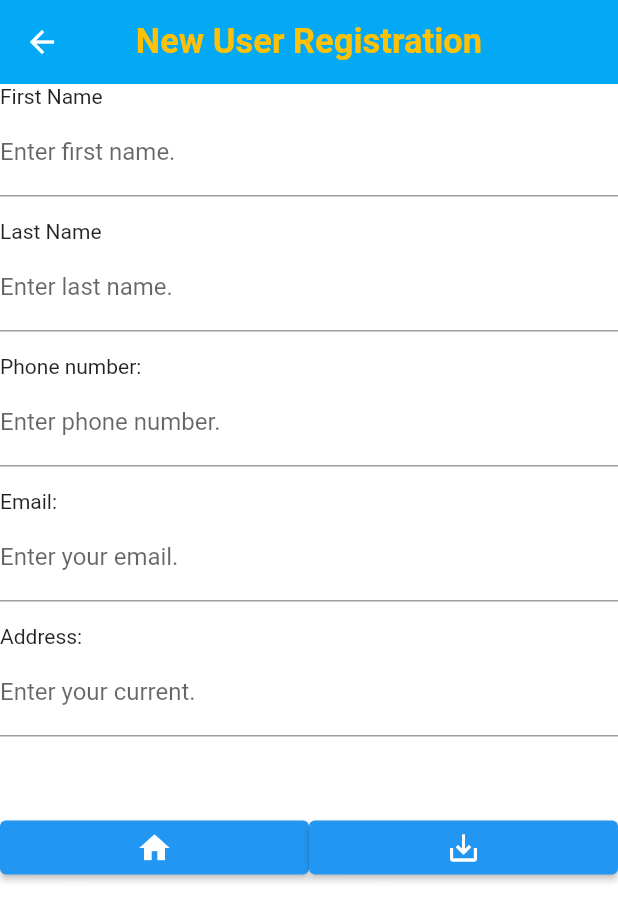
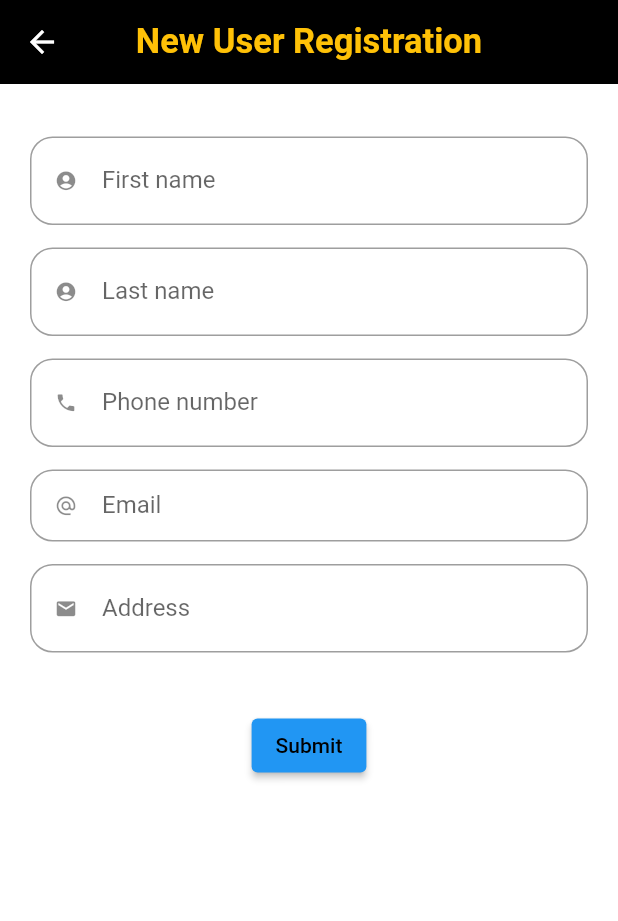
Before and after one commit to Verne-Ian/loanmanagerapp, a Flutter app: the screen it shows after launch, after a tap on "Sign Up", on a phone screen of 412 x 824 dp. Shown: the top 921 px of the screen. Run offline on Flutter 3.47's test engine with Material 2 defaults, Android fonts, the phone set to English and light mode, and no system bars.

Commit message:
Major updates to the UI and corrections in the code.

```diff
--- a/lib/main.dart
+++ b/lib/main.dart
@@ -15,10 +15,14 @@ class MyHome extends StatelessWidget {
         title: const Text(
           "Loan Management Center",
         ),
+        backgroundColor: Colors.black87,
         centerTitle: true,
 
       ),
       body: Center(
+        child: SingleChildScrollView(
+          child: Container(
+            padding: EdgeInsets.all(15.0),
             child: Column(
               mainAxisAlignment: MainAxisAlignment.center,
               children: [
@@ -27,24 +31,37 @@ class MyHome extends StatelessWidget {
                   size: 120.0,
                 ),
                 const Divider(height: 70.0,),
-            const Padding(
-              padding: EdgeInsets.all(8.0),
-              child: Text(
-                "Username",
-                style: TextStyle(
-                  fontSize: 20.0,
-                  fontWeight: FontWeight.bold
+                const SizedBox(height: 15.0,),
+                TextField(
+                  decoration: InputDecoration(
+                      border: OutlineInputBorder(
+                          borderRadius: BorderRadius.circular(15)
+                      ),
+                      prefixIcon: Icon(
+                        Icons.account_circle,
+                        size: 15.0,
+                      ),
+                      labelText: "Username",
+                      hintText: "Enter username.",
+                    hintStyle: TextStyle(
+                      fontSize: 10
                     )
-
                   ),
                 ),
-            const Padding(
-              padding: EdgeInsets.all(8.0),
-              child: Text(
-                  "Password",
-                  style: TextStyle(
-                      fontSize: 20.0,
-                      fontWeight: FontWeight.bold
+                const SizedBox(height: 15.0,),
+                TextField(
+                  decoration: InputDecoration(
+                      border: OutlineInputBorder(
+                          borderRadius: BorderRadius.circular(15)
+                      ),
+                      prefixIcon: Icon(
+                        Icons.password,
+                        size: 15.0,
+                      ),
+                      labelText: "Password",
+                      hintText: "Enter password",
+                      hintStyle: TextStyle(
+                          fontSize: 10
                       )
                   ),
                 ),
@@ -68,6 +85,8 @@ class MyHome extends StatelessWidget {
               ],
             ),
           ),
+        ),
+      ),
 
     );
   }
@@ -77,11 +96,11 @@ class signup extends StatelessWidget {
 
   @override
   Widget build(BuildContext context) {
-    return Scaffold(
+    return Scaffold( resizeToAvoidBottomInset: true,
       backgroundColor: Colors.white,
       appBar: AppBar(
-        backgroundColor: Colors.lightBlue,
-        title: const Text(
+        backgroundColor: Colors.black,
+        title: Text(
           "New User Registration",
           style: TextStyle(
             fontWeight: FontWeight.bold,
@@ -93,82 +112,121 @@ class signup extends StatelessWidget {
         centerTitle: true,
         elevation: 0.0,
       ),
-      body: Column(
+      body: SingleChildScrollView(
+        child: Container(
+          padding: EdgeInsets.all(20.0),
+          child: Column(
             crossAxisAlignment: CrossAxisAlignment.start,
             children:  [
-          const Text(
-            "First Name"
+              SizedBox(height: 15.0,),
+              TextField(
+                decoration: InputDecoration(
+                  border: OutlineInputBorder(
+                    borderRadius: BorderRadius.circular(15)
                   ),
-          const TextField(
-            decoration: InputDecoration(
-              border: UnderlineInputBorder(),
-              labelText: "Enter first name.",
+                    prefixIcon: Icon(
+                      Icons.account_circle,
+                      size: 15.0,
+                    ),
+                  labelText: "First name",
+                  hintText: "Enter first name.",
+                    hintStyle: TextStyle(
+                        fontSize: 10
+                    )
                 ),
               ),
-          const SizedBox(height: 15.0,),
-          const Text(
-              "Last Name"
+              SizedBox(height: 15.0,),
+              TextField(
+                decoration: InputDecoration(
+                    border: OutlineInputBorder(
+                        borderRadius: BorderRadius.circular(15)
                     ),
-          const TextField(
-            decoration: InputDecoration(
-                border: UnderlineInputBorder(),
-                labelText: "Enter last name."
+                    prefixIcon: Icon(
+                      Icons.account_circle,
+                      size: 15.0,
+                    ),
+                    labelText: "Last name",
+                  hintText: "Enter Last name.",
+                    hintStyle: TextStyle(
+                        fontSize: 10
+                    )
                 ),
               ),
-          const SizedBox(height: 15.0,),
-          const Text(
-              "Phone number:"
+              SizedBox(height: 15.0,),
+              TextField(
+                decoration: InputDecoration(
+                    border: OutlineInputBorder(
+                        borderRadius: BorderRadius.circular(15)
                     ),
-          const TextField(
-            decoration: InputDecoration(
-                border: UnderlineInputBorder(),
-                labelText: "Enter phone number."
+                    prefixIcon: Icon(
+                      Icons.phone,
+                      size: 15.0,
+                    ),
+                    labelText: "Phone number",
+                  hintText: "+256xxxxxxxxx",
+                    hintStyle: TextStyle(
+                        fontSize: 10
+                    )
                 ),
               ),
-          const SizedBox(height: 15.0,),
-          const Text(
-              "Email: "
+              SizedBox(height: 15.0,),
+              TextField(
+                decoration: InputDecoration(
+                    border: OutlineInputBorder(
+                        borderRadius: BorderRadius.circular(15)
                     ),
-          const TextField(
-            decoration: InputDecoration(
-                border: UnderlineInputBorder(),
-                labelText: "Enter your email."
+                    prefixIcon: Icon(
+                      Icons.alternate_email,
+                        size: 15.0
+                    ),
+                    labelText: "Email",
+                  hintText: "you@example.com",
+                    hintStyle: TextStyle(
+                        fontSize: 10
+                    ),
+                  contentPadding: EdgeInsets.all(10)
                 ),
               ),
-          const SizedBox(height: 15.0,),
-          const Text(
-              "Address: "
+              SizedBox(height: 15.0,),
+              TextField(
+                decoration: InputDecoration(
+                    border: OutlineInputBorder(
+                        borderRadius: BorderRadius.circular(15)
                     ),
-          const TextField(
-            decoration: InputDecoration(
-                border: UnderlineInputBorder(),
-                labelText: "Enter your current."
+                    prefixIcon: Icon(
+                      Icons.local_post_office,
+                        size: 15.0
+                    ),
+                    labelText: "Address",
+                  hintText: "Physical address",
+                    hintStyle: TextStyle(
+                        fontSize: 10
+                    )
                 ),
               ),
-          const SizedBox(height: 50.0,),
+              SizedBox(height: 30.0,),
               Row(
                   mainAxisAlignment: MainAxisAlignment.center,
                   children: [
-                Expanded(
-                  child: ElevatedButton(onPressed: (){
-                    Navigator.pop(context);
-                  },style: const ButtonStyle(
-                    ),
-                      child: const Icon(
-                        Icons.home,
-
-                      ), ),
-                ),
-                Expanded(
-                child: ElevatedButton(onPressed: (){
+                    ButtonBar(
+                      buttonHeight: 20,
+                      children: [
+                        ElevatedButton(onPressed: (){
 
                         },
-                    child: const Icon(
-                        Icons.save_alt
-                    ) ))
+                            child: Text(
+                              "Submit",
+                                style: TextStyle(
+                                  color: Colors.black
+                                ),
+                            ),)
                       ],
                     ),
                   ],
+                ),
+            ],
+          ),
+        ),
       ),
 
     );
```
Lines whose indentation alone changed are shown as unchanged.
